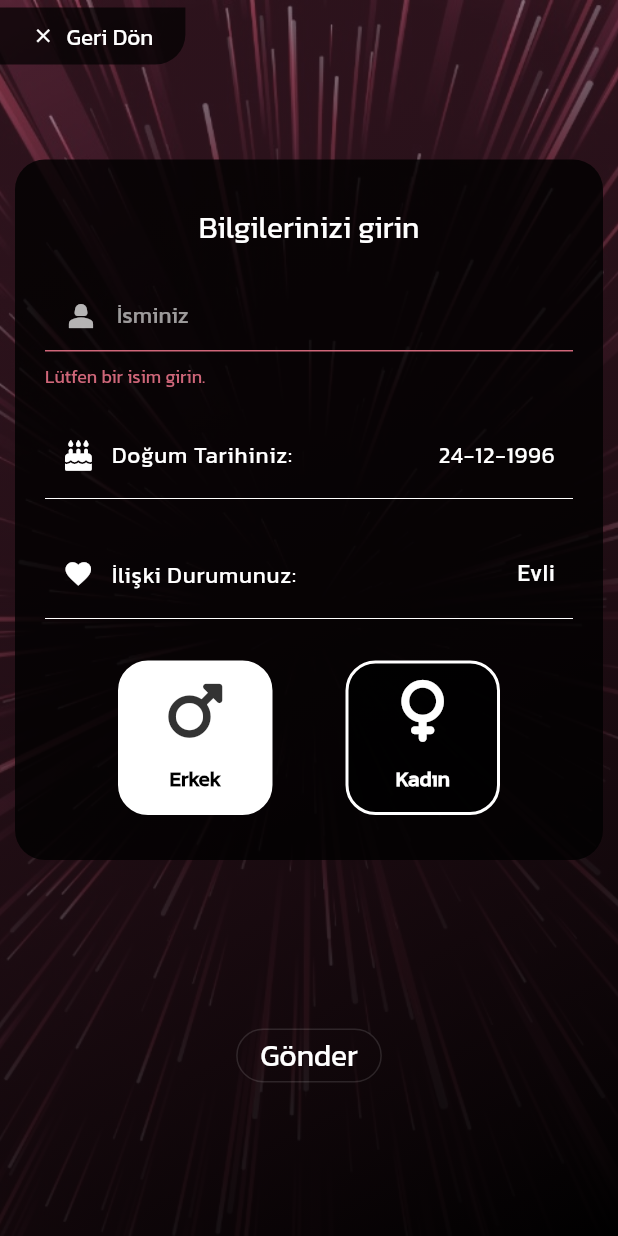
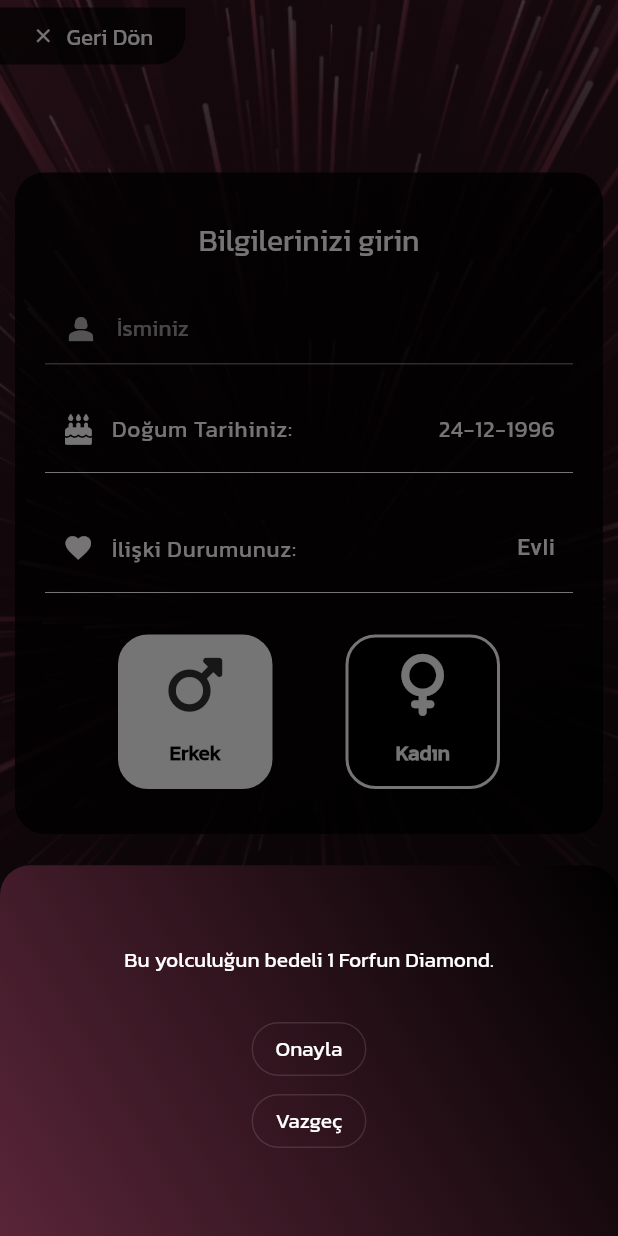
Before and after one commit to hakanurtimur/forfun_teller, a Flutter app: the FortuneFormPage screen opened by its route, after a tap on "Gönder", on a phone screen of 412 x 824 dp. Run offline on Flutter 3.47's test engine with Material 2 defaults, Android fonts, the phone set to English and light mode, and no system bars; our stand-ins replace animated_text_kit, carousel_slider, cloud_firestore, convex_bottom_bar, firebase_auth, firebase_core and 7 more; missing offline and left inert: flutter_flip_card; accounts and stored records are empty.

Commit message:
Add state modals for diamond services

```diff
--- a/lib/screens/fortune_form_screen.dart
+++ b/lib/screens/fortune_form_screen.dart
@@ -29,7 +29,7 @@ class _FortuneFormPageState extends State<FortuneFormPage> {
     'Flörtü var',
   ];
 
-  Future<void> printingValues(BuildContext inContext) async {
+  Future<void> onSubmit(BuildContext inContext) async {
     User? currentUser = FirebaseAuth.instance.currentUser;
     formKey.currentState!.validate();
     formKey.currentState!.save();
@@ -79,7 +79,7 @@ class _FortuneFormPageState extends State<FortuneFormPage> {
                 },
                 selectedDate: _date,
                 onSubmit: () async {
-                  await printingValues(context);
+                  await onSubmit(context);
                 }),
           ),
           const PositionedBackButton(
--- a/lib/widgets/fortune_form_widget.dart
+++ b/lib/widgets/fortune_form_widget.dart
@@ -282,7 +282,53 @@ class FortuneFormWidget extends StatelessWidget {
           OutlinedButton(
             style: kOutlinedButtonStyle,
             onPressed: () {
-              onSubmit();
+              showModalBottomSheet(
+                backgroundColor: Colors.transparent,
+                context: context,
+                builder: (context) {
+                  return Container(
+                    height: MediaQuery.of(context).size.height * 0.3,
+                    width: MediaQuery.of(context).size.width,
+                    child: Container(
+                        decoration: BoxDecoration(
+                          gradient: LinearGradient(
+                            colors: [
+                              Theme.of(context).colorScheme.primary,
+                              Colors.black
+                            ],
+                            begin: Alignment.bottomLeft,
+                            end: Alignment.topRight,
+                          ),
+                          borderRadius: BorderRadius.only(
+                            topLeft: Radius.circular(20),
+                            topRight: Radius.circular(20),
+                          ),
+                        ),
+                        child: Column(
+                          mainAxisAlignment: MainAxisAlignment.center,
+                          children: [
+                            Text('Bu yolculuğun bedeli 1 Forfun Diamond.'),
+                            PadderBox(),
+                            OutlinedButton(
+                              onPressed: () {
+                                Navigator.pop(context);
+                                onSubmit();
+                              },
+                              child: Text('Onayla'),
+                              style: kOutlinedButtonStyle,
+                            ),
+                            OutlinedButton(
+                              onPressed: () {
+                                Navigator.pop(context);
+                              },
+                              child: Text('Vazgeç'),
+                              style: kOutlinedButtonStyle,
+                            )
+                          ],
+                        )),
+                  );
+                },
+              );
             },
             child: const Text(
               'Gönder',
```
Also changed, not shown: lib/services/provider/fortune_services.dart (+71 -3 lines).
